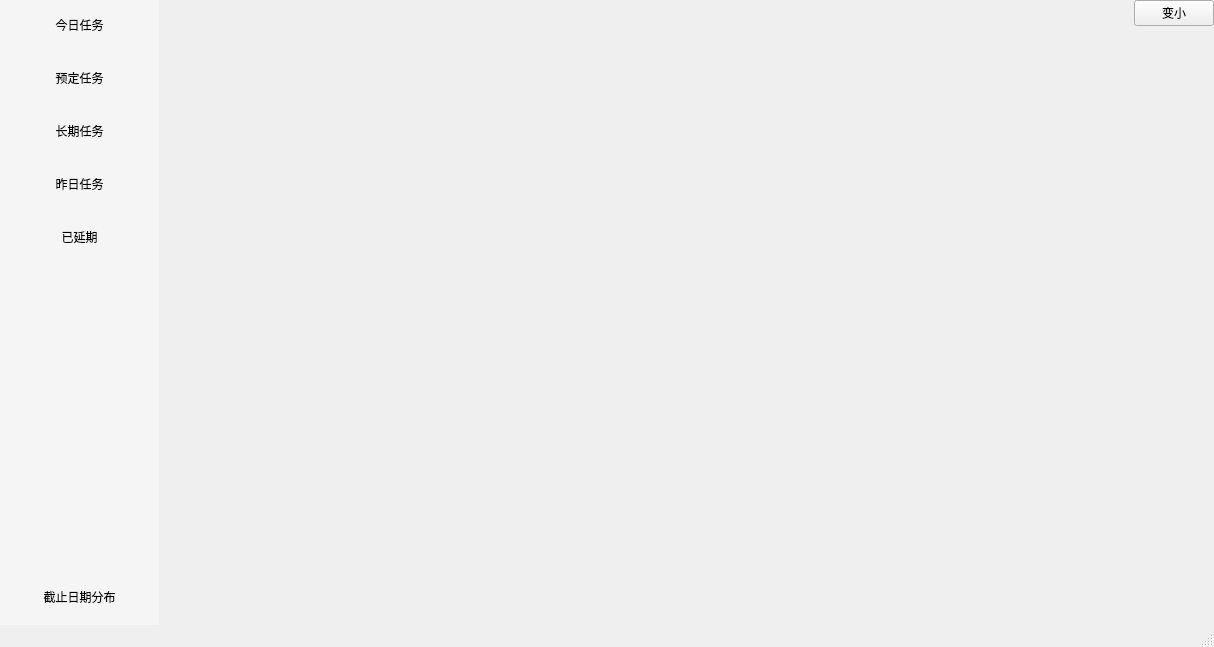
Above: Easygtd/mainwindow.ui from topologicalstructure/HCIProject before the change. Below: the same form after it.
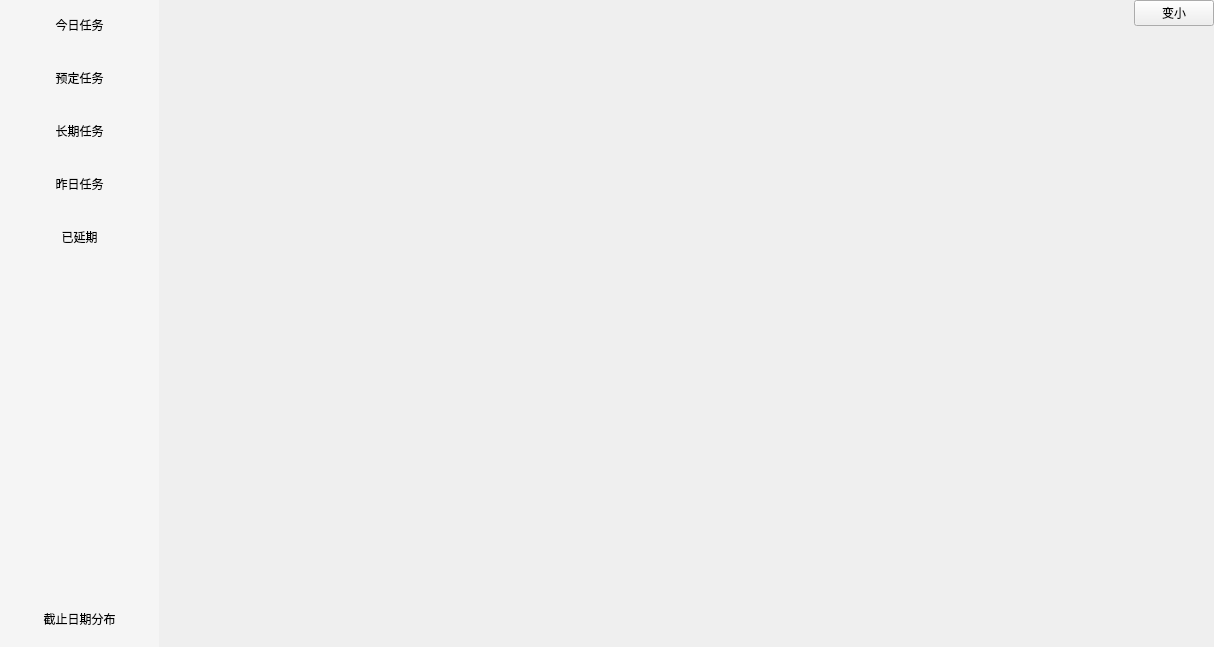
That is the form after the change.

```diff
--- a/Easygtd/mainwindow.ui
+++ b/Easygtd/mainwindow.ui
@@ -347,7 +347,6 @@
     </rect>
    </property>
   </widget>
-  <widget class="QStatusBar" name="statusbar"/>
  </widget>
  <resources/>
  <connections/>
```
Left out of the diff: 8 changed lines with no effect on the pictures.
